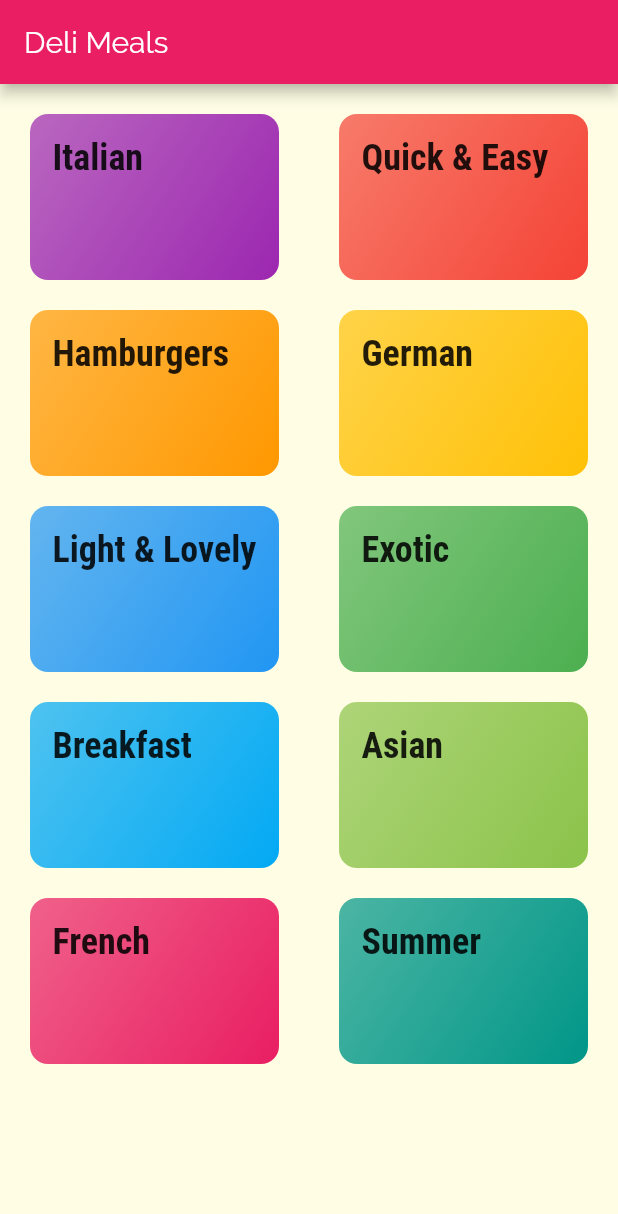
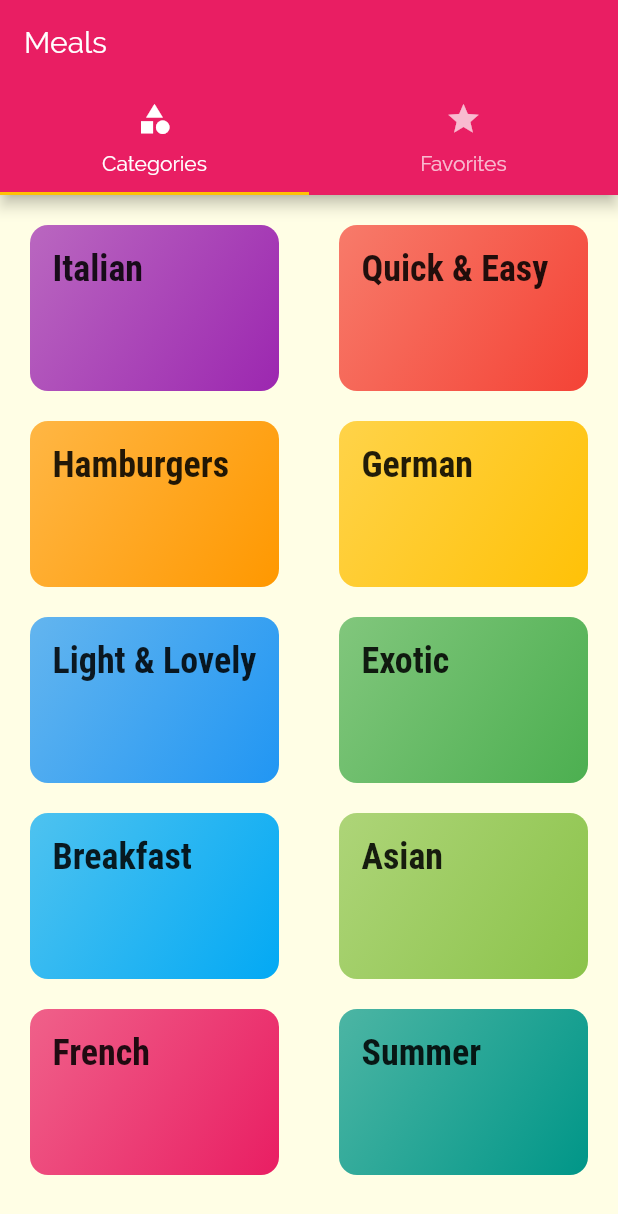
Before and after one commit to xdityxa/Food-App, a Flutter app: the screen it shows after launch, on a phone screen of 412 x 824 dp. Shown: the top 1214 px of the screen. Run offline on Flutter 3.47's test engine with Material 2 defaults, Android fonts, the phone set to English and light mode, and no system bars.

Commit message:
added tab bar with categories and favorites

```diff
--- a/lib/main.dart
+++ b/lib/main.dart
@@ -1,5 +1,6 @@
 import 'package:flutter/material.dart';
 
+import './screens/tabs_screen.dart';
 import './screens/meal_detail_screen.dart';
 import './screens/categories_screen.dart';
 import './screens/category_meals_screen.dart';
@@ -27,15 +28,31 @@ class MyApp extends StatelessWidget {
               fontSize: 24,
               fontFamily: 'RobotoCondensed',
               fontWeight: FontWeight.bold,
-              )
-            ),
+            )),
       ),
       // home: CategoriesScreen(),
       initialRoute: '/',
       routes: {
-        '/': (ctx) => CategoriesScreen(),
+        '/': (ctx) => TabsScreen(),
         CategoryMealsScreen.routeName: (ctx) => CategoryMealsScreen(),
         MealDetailScreen.routeName: (ctx) => MealDetailScreen(),
+      },
+      onGenerateRoute: (settings) {
+        print(settings.arguments);
+        //   if (settings.name == '/meal-detail') {
+        //     return ...;
+        //   }
+        //   else if (settings.name == '/something-else') {
+        //     return ...;
+        //   }
+        //   return MaterialPageRoute(builder: (ctx) => CategoriesScreen());
+        // },
+        onUnknownRoute:
+        (settings) {
+          return MaterialPageRoute(
+            builder: (ctx) => CategoriesScreen(),
+          );
+        };
       },
     );
   }
--- a/lib/screens/categories_screen.dart
+++ b/lib/screens/categories_screen.dart
@@ -6,18 +6,16 @@ import '../widgets/category_item.dart';
 class CategoriesScreen extends StatelessWidget {
   @override
   Widget build(BuildContext context) {
-    return Scaffold(
-      appBar: AppBar(
-        title: const Text('Deli Meals'),
-      ),
-      body: GridView(
+    return GridView(
       padding: const EdgeInsets.all(20),
       children: DUMMY_CATEGORIES
-            .map((catData) => CategoryItem(
+          .map(
+            (catData) => CategoryItem(
               catData.id,
               catData.title,
               catData.color,
-                ))
+            ),
+          )
           .toList(),
       gridDelegate: SliverGridDelegateWithMaxCrossAxisExtent(
         maxCrossAxisExtent: 200,
@@ -25,7 +23,6 @@ class CategoriesScreen extends StatelessWidget {
         crossAxisSpacing: 40,
         mainAxisSpacing: 20,
       ),
-      ),
     );
   }
 }
--- /dev/null
+++ b/lib/screens/tabs_screen.dart
@@ -0,0 +1,42 @@
+import 'package:flutter/material.dart';
+
+import './favorites_screen.dart';
+import './categories_screen.dart';
+
+class TabsScreen extends StatefulWidget {
+  @override
+  _TabScreenState createState() => _TabScreenState();
+}
+
+class _TabScreenState extends State<TabsScreen> {
+  @override
+  Widget build(BuildContext context) {
+    return DefaultTabController(
+      length: 2,
+      // initialIndex: 0,
+      child: Scaffold(
+        appBar: AppBar(
+          title: Text('Meals'),
+          bottom: TabBar(
+            tabs: <Widget>[
+              Tab(
+                icon: Icon(Icons.category),
+                text: 'Categories',
+              ),
+              Tab(
+                icon: Icon(Icons.star),
+                text: 'Favorites',
+              ),
+            ],
+          ),
+        ),
+        body: TabBarView(
+          children: <Widget>[
+            CategoriesScreen(),
+            FavoritesScreen(),
+          ],
+        ),
+      ),
+    );
+  }
+}
--- a/lib/widgets/meal_item.dart
+++ b/lib/widgets/meal_item.dart
@@ -1,5 +1,3 @@
-import 'dart:js';
-
 import 'package:flutter/material.dart';
 
 import '../screens/meal_detail_screen.dart';
```
Also changed, not shown: lib/screens/favorites_screen.dart (added, +12 -0 lines), lib/screens/meal_detail_screen.dart (+79 -2 lines). Lines whose indentation alone changed are shown as unchanged.
